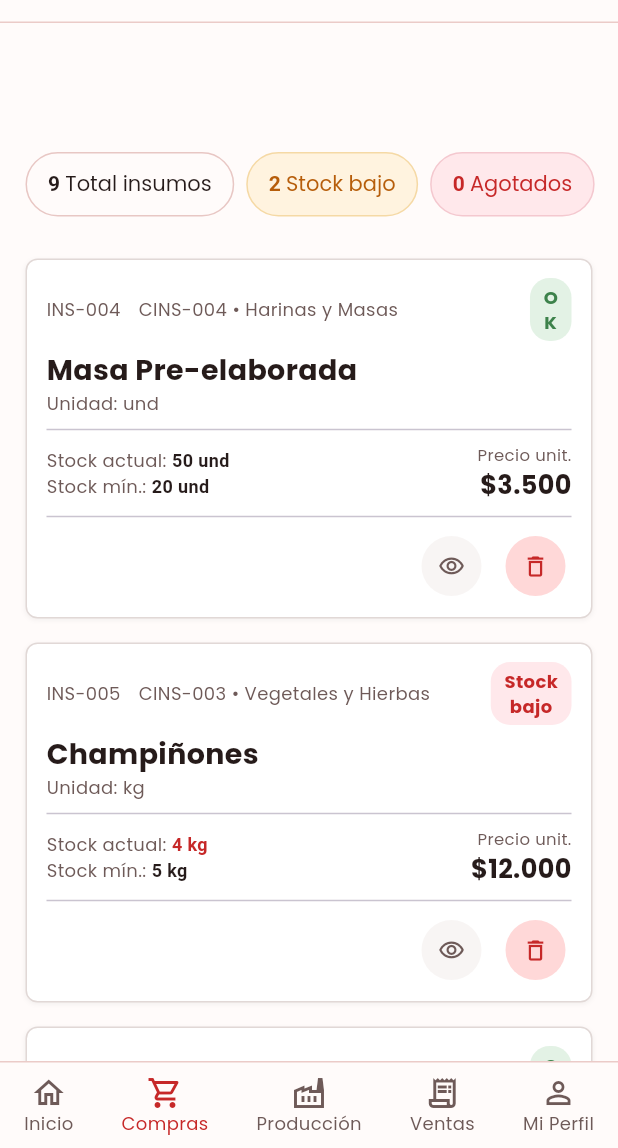
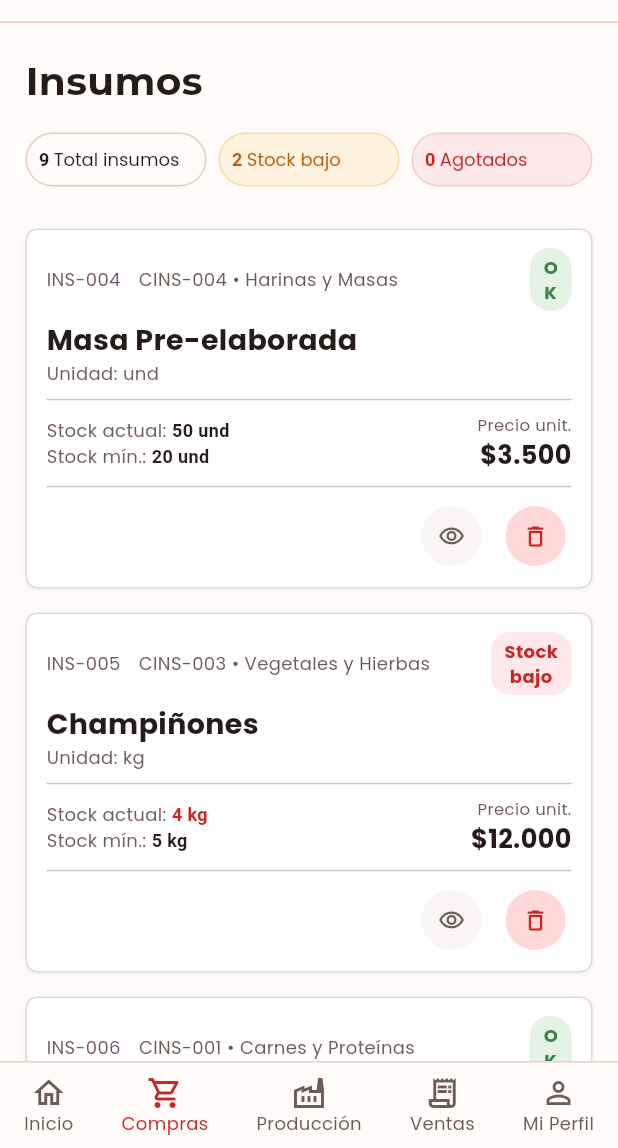
Before and after one commit to andresmauriciomeza-Re/App_sivpro, a Flutter app: the _SupplyManagementScreen screen opened directly, on a phone screen of 412 x 824 dp, the part 88-1236 px from its top. Run offline on Flutter 3.47's test engine with Material 3 defaults, Android fonts, the phone set to English and light mode, and no system bars; our stand-ins replace file_picker, flutter_map, flutter_native_splash, flutter_svg, google_fonts, latlong2 and 1 more.

Commit message:
cambios de tipografia de texto

```diff
--- a/lib/admin/screens/admin_dashboard_screen.dart
+++ b/lib/admin/screens/admin_dashboard_screen.dart
@@ -90,7 +90,7 @@ class _AdminDashboardScreenState extends State<AdminDashboardScreen> {
                           child: Text(
                             'Ver todos  →',
                             style: GoogleFonts.poppins(
-                              color: red,
+                              color: ink,
                               fontSize: 14,
                               fontWeight: FontWeight.w600,
                             ),
@@ -122,7 +122,7 @@ class _AdminDashboardScreenState extends State<AdminDashboardScreen> {
           Text(
             'La Sirena Pizza',
             style: GoogleFonts.montserrat(
-              color: red,
+              color: ink,
               fontSize: 20,
               fontWeight: FontWeight.w700,
             ),
--- a/lib/admin/screens/purchases/supplies.dart
+++ b/lib/admin/screens/purchases/supplies.dart
@@ -125,28 +125,43 @@ class _SupplyManagementScreen extends StatelessWidget {
             _buildHeader(context),
             Expanded(
               child: SingleChildScrollView(
-                padding: const EdgeInsets.fromLTRB(17, 86, 17, 24),
+                padding: const EdgeInsets.fromLTRB(17, 20, 17, 24),
                 child: Column(
+                  crossAxisAlignment: CrossAxisAlignment.start,
                   children: [
+                    Text(
+                      'Insumos',
+                      style: GoogleFonts.montserrat(
+                        color: PurchasesScreen.ink,
+                        fontSize: 26,
+                        fontWeight: FontWeight.w700,
+                      ),
+                    ),
+                    const SizedBox(height: 16),
                     Row(
-                      mainAxisAlignment: MainAxisAlignment.center,
                       children: [
-                        _summaryChip(
+                        Expanded(
+                          child: _summaryChip(
                             '${_supplies.length}',
                             'Total insumos',
                             const Color(0xFFE8C7C4),
                           ),
+                        ),
                         const SizedBox(width: 8),
-                        _summaryChip(
+                        Expanded(
+                          child: _summaryChip(
                             '$lowCount',
                             'Stock bajo',
                             const Color(0xFFF5D9A5),
                           ),
+                        ),
                         const SizedBox(width: 8),
-                        _summaryChip(
+                        Expanded(
+                          child: _summaryChip(
                             '$emptyCount',
                             'Agotados',
                             const Color(0xFFF4C8CF),
+                          ),
                         ),
                       ],
                     ),
@@ -182,7 +197,7 @@ class _SupplyManagementScreen extends StatelessWidget {
     final isWarning = label == 'Stock bajo';
     final isEmpty = label == 'Agotados';
     return Container(
-      padding: const EdgeInsets.symmetric(horizontal: 14, vertical: 10),
+      padding: const EdgeInsets.symmetric(horizontal: 8, vertical: 8),
       decoration: BoxDecoration(
         color: isWarning
             ? const Color(0xFFFFF3DF)
@@ -200,7 +215,7 @@ class _SupplyManagementScreen extends StatelessWidget {
                 : isEmpty
                     ? PurchasesScreen.red
                     : PurchasesScreen.ink,
-            fontSize: 14,
+            fontSize: 12,
           ),
           children: [
             TextSpan(
```
Also changed, not shown: lib/admin/screens/purchases/admin_profile.dart (+14 -7 lines), lib/admin/screens/purchases/production.dart (+5 -5 lines), lib/admin/screens/purchases/products.dart (+7 -14 lines), lib/admin/screens/purchases/providers.dart (+10 -1 lines), lib/admin/screens/purchases_screen.dart (+5 -5 lines), pubspec.lock, 1 other file. Lines whose indentation alone changed are shown as unchanged.
